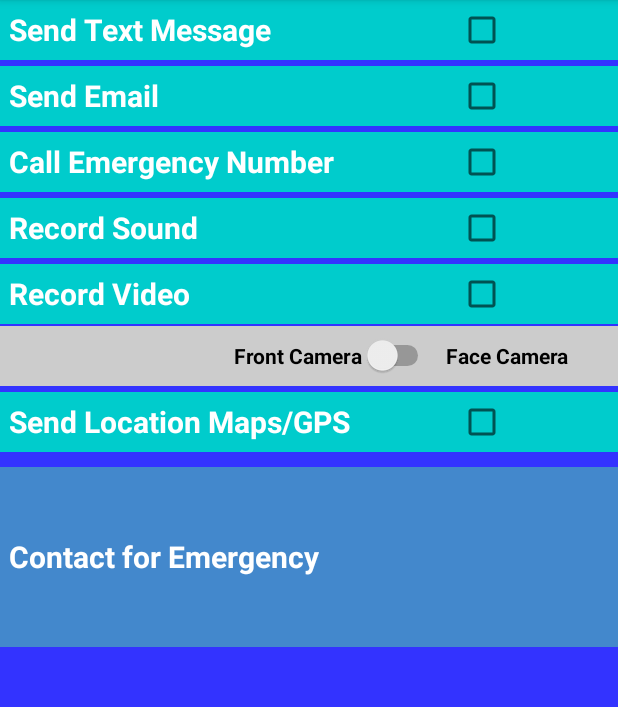
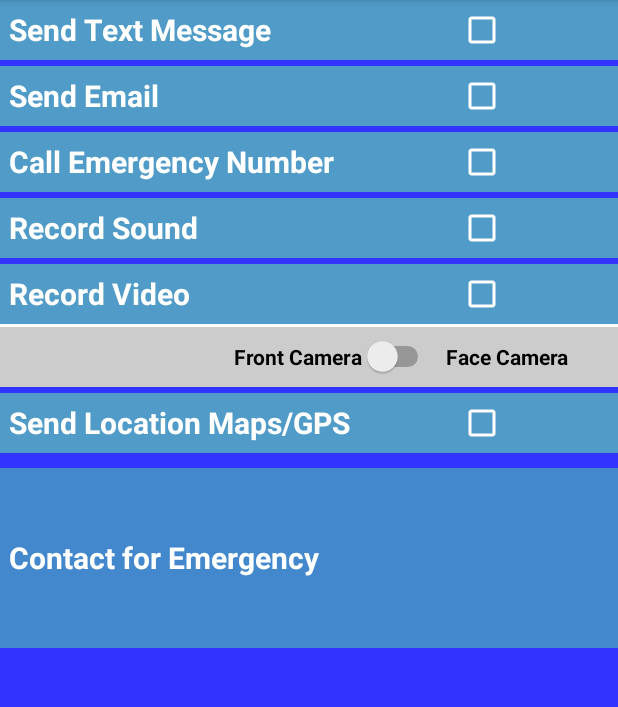
Before and after one commit to ShaunM74/ProgrammingProject1, an Android app: the Settings screen opened directly, with no data from a screen before it, on a phone screen of 412 x 824 dp, the part 84-791 px from its top. Run offline under Robolectric (Android 15) with nearby library versions, the phone set to English and light mode, and no system bars.

Commit message:
Changed bar colours for switch options to a darker blue
Checkbox box colour changed to white

```diff
--- a/app/src/main/res/layout/activity_settings.xml
+++ b/app/src/main/res/layout/activity_settings.xml
@@ -27,7 +27,7 @@
             android:layout_width="fill_parent"
             android:layout_height="match_parent"
             android:layout_gravity="center_horizontal"
-            android:background="#00CCCC"
+            android:background="#509BC7"
             android:minHeight="40dp"
             android:gravity="center_vertical">
 
@@ -50,6 +50,7 @@
                 android:id="@+id/checkbox_TextMsg"
                 android:layout_weight="1"
                 android:layout_column="3"
+                android:buttonTint="#FFFFFF"
                 android:checked="false" />
         </TableRow>
 
@@ -65,7 +66,7 @@
         <TableRow
             android:layout_width="match_parent"
             android:layout_height="match_parent"
-            android:background="#00CCCC"
+            android:background="#509BC7"
             android:minHeight="40dp"
             android:gravity="center_vertical">
 
@@ -87,6 +88,7 @@
                 android:id="@+id/Checkbox_Email"
                 android:layout_weight="1"
                 android:layout_column="3"
+                android:buttonTint="#FFFFFF"
                 android:checked="false" />
         </TableRow>
 
@@ -100,7 +102,7 @@
         <TableRow
             android:layout_width="match_parent"
             android:layout_height="match_parent"
-            android:background="#00CCCC"
+            android:background="#509BC7"
             android:minHeight="40dp"
             android:gravity="center_vertical">
 
@@ -120,20 +122,22 @@
                 android:id="@+id/Checkbox_EmeNum"
                 android:layout_weight="1"
                 android:layout_column="3"
+                android:buttonTint="#FFFFFF"
                 android:checked="false" />
         </TableRow>
 
         <TableRow
             android:layout_width="match_parent"
             android:layout_height="match_parent"
-            android:minHeight="4dp">
+            android:minHeight="4dp"
+            >
 
         </TableRow>
 
         <TableRow
             android:layout_width="match_parent"
             android:layout_height="match_parent"
-            android:background="#00CCCC"
+            android:background="#509BC7"
             android:minHeight="40dp"
             android:gravity="center_vertical">
 
@@ -153,6 +157,7 @@
                 android:id="@+id/Checkbox_RecSound"
                 android:layout_weight="1"
                 android:layout_column="3"
+                android:buttonTint="#FFFFFF"
                 android:checked="false" />
         </TableRow>
 
@@ -166,7 +171,7 @@
         <TableRow
             android:layout_width="match_parent"
             android:layout_height="match_parent"
-            android:background="#00CCCC"
+            android:background="#509BC7"
             android:minHeight="40dp"
             android:gravity="center_vertical">
 
@@ -186,12 +191,14 @@
                 android:id="@+id/Checkbox_RecVideo"
                 android:layout_weight="1"
                 android:layout_column="3"
+                android:buttonTint="#FFFFFF"
                 android:checked="false" />
         </TableRow>
         <TableRow
             android:layout_width="match_parent"
             android:layout_height="match_parent"
-            android:minHeight="1dp">
+            android:minHeight="2dp"
+            android:background="#FFFFFF">
 
         </TableRow>
         <TableRow
@@ -235,7 +242,7 @@
         <TableRow
             android:layout_width="fill_parent"
             android:layout_height="match_parent"
-            android:background="#00CCCC"
+            android:background="#509BC7"
             android:minHeight="40dp"
             android:gravity="center_vertical">
 
@@ -257,6 +264,7 @@
                 android:id="@+id/checkBox_GPS"
                 android:layout_weight="1"
                 android:layout_column="3"
+                android:buttonTint="#FFFFFF"
                 android:checked="false" />
 
         </TableRow>
--- a/build.gradle
+++ b/build.gradle
@@ -5,7 +5,7 @@ buildscript {
         jcenter()
     }
     dependencies {
-        classpath 'com.android.tools.build:gradle:2.1.3'
+        classpath 'com.android.tools.build:gradle:2.2.0'
 
         // NOTE: Do not place your application dependencies here; they belong
         // in the individual module build.gradle files
```
